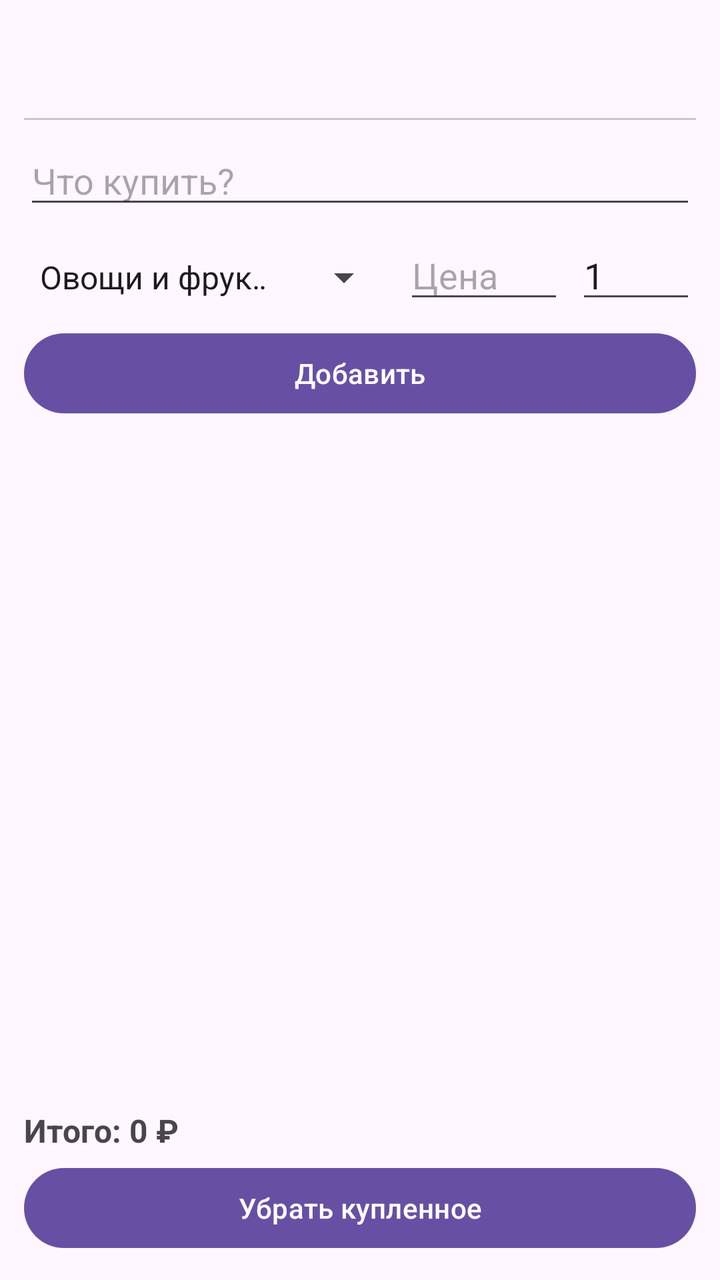
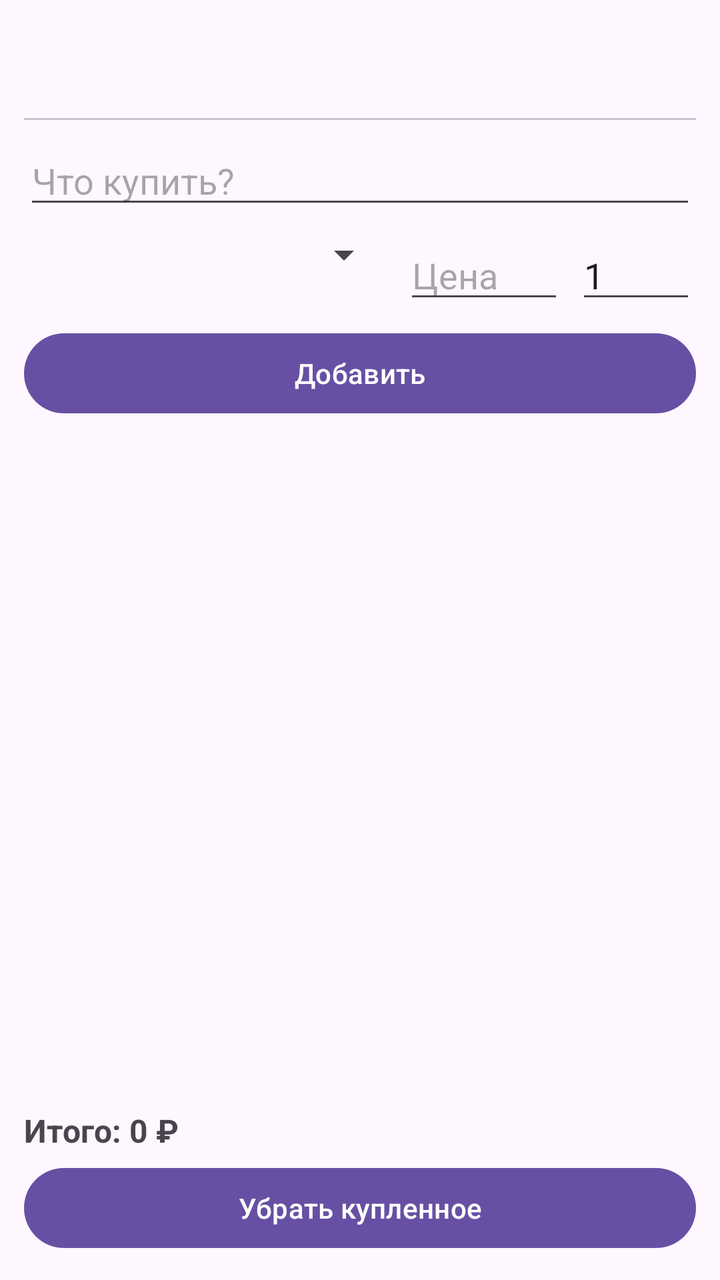

An Android layout rendered at two revisions. The XML below is the earlier revision; the diff shows what the commit changed to produce the second picture.
<!-- AndroidManifest.xml: application theme Theme.Material3.DayNight -->
<!-- res/layout/activity_main.xml -->
<?xml version="1.0" encoding="utf-8"?>
<LinearLayout xmlns:android="http://schemas.android.com/apk/res/android"
    xmlns:app="http://schemas.android.com/apk/res-auto"
    android:layout_width="match_parent"
    android:layout_height="match_parent"
    android:orientation="vertical"
    android:padding="12dp">

    <com.google.android.material.tabs.TabLayout
        android:id="@+id/tabLayout"
        android:layout_width="match_parent"
        android:layout_height="wrap_content"
        android:layout_marginBottom="8dp"
        app:tabMode="scrollable" />

    <AutoCompleteTextView
        android:id="@+id/editItem"
        android:layout_width="match_parent"
        android:layout_height="wrap_content"
        android:hint="@string/hint_new_item"
        android:completionThreshold="1"
        android:inputType="textCapSentences" />

    <LinearLayout
        android:layout_width="match_parent"
        android:layout_height="wrap_content"
        android:orientation="horizontal"
        android:layout_marginTop="6dp">

        <Spinner
            android:id="@+id/spinnerCategory"
            android:layout_width="0dp"
            android:layout_height="wrap_content"
            android:layout_weight="1"
            android:entries="@array/categories" />

        <EditText
            android:id="@+id/editPrice"
            android:layout_width="80dp"
            android:layout_height="wrap_content"
            android:layout_marginStart="6dp"
            android:hint="@string/hint_price"
            android:inputType="numberDecimal" />

        <EditText
            android:id="@+id/editQuantity"
            android:layout_width="60dp"
            android:layout_height="wrap_content"
            android:layout_marginStart="6dp"
            android:hint="@string/hint_qty"
            android:inputType="number"
            android:text="1" />
    </LinearLayout>

    <Button
        android:id="@+id/btnAdd"
        android:layout_width="match_parent"
        android:layout_height="wrap_content"
        android:layout_marginTop="6dp"
        android:text="@string/add" />

    <androidx.recyclerview.widget.RecyclerView
        android:id="@+id/recycler"
        android:layout_width="match_parent"
        android:layout_height="0dp"
        android:layout_weight="1"
        android:layout_marginTop="8dp" />

    <TextView
        android:id="@+id/textTotal"
        android:layout_width="match_parent"
        android:layout_height="wrap_content"
        android:paddingTop="8dp"
        android:paddingBottom="4dp"
        android:textSize="16sp"
        android:textStyle="bold"
        android:text="@string/total_zero" />

    <Button
        android:id="@+id/btnClearDone"
        android:layout_width="match_parent"
        android:layout_height="wrap_content"
        android:text="@string/clear_done" />
</LinearLayout>
<!-- resources referenced by this layout -->
<resources>
  <string-array name="categories">
          <item>Овощи и фрукты</item>
          <item>Молочные продукты</item>
          <item>Мясо и рыба</item>
          <item>Хлеб и выпечка</item>
          <item>Напитки</item>
          <item>Бакалея</item>
          <item>Заморозка</item>
          <item>Сладости</item>
          <item>Бытовая химия</item>
          <item>Разное</item>
      </string-array>
  <string name="add">Добавить</string>
  <string name="clear_done">Убрать купленное</string>
  <string name="hint_new_item">Что купить?</string>
  <string name="hint_price">Цена</string>
  <string name="hint_qty">Кол-во</string>
  <string name="total_zero">Итого: 0 ₽</string>
</resources>

<!-- the commit's change to res/layout/activity_main.xml (unified diff, before → after) -->
@@ -31,8 +31,7 @@
             android:id="@+id/spinnerCategory"
             android:layout_width="0dp"
             android:layout_height="wrap_content"
-            android:layout_weight="1"
-            android:entries="@array/categories" />
+            android:layout_weight="1" />
 
         <EditText
             android:id="@+id/editPrice"
<!-- resource entries referenced after the edit -->
@@ -1,17 +1,5 @@
 <!-- resources referenced by this layout -->
 <resources>
-  <string-array name="categories">
-          <item>Овощи и фрукты</item>
-          <item>Молочные продукты</item>
-          <item>Мясо и рыба</item>
-          <item>Хлеб и выпечка</item>
-          <item>Напитки</item>
-          <item>Бакалея</item>
-          <item>Заморозка</item>
-          <item>Сладости</item>
-          <item>Бытовая химия</item>
-          <item>Разное</item>
-      </string-array>
   <string name="add">Добавить</string>
   <string name="clear_done">Убрать купленное</string>
   <string name="hint_new_item">Что купить?</string>
